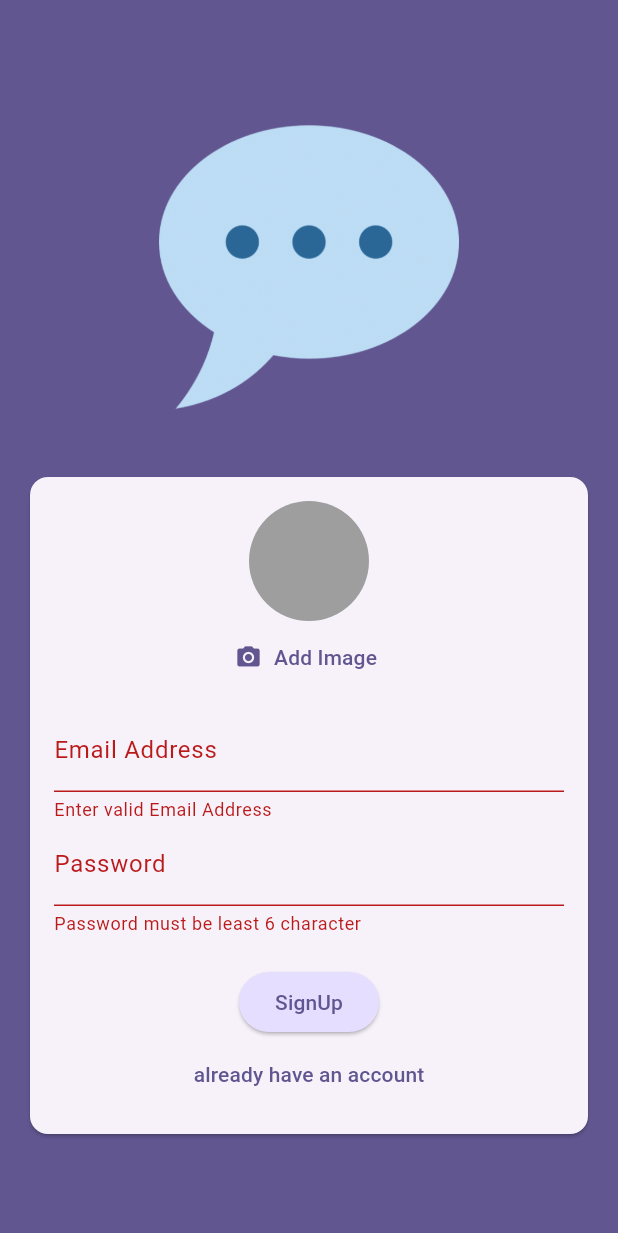
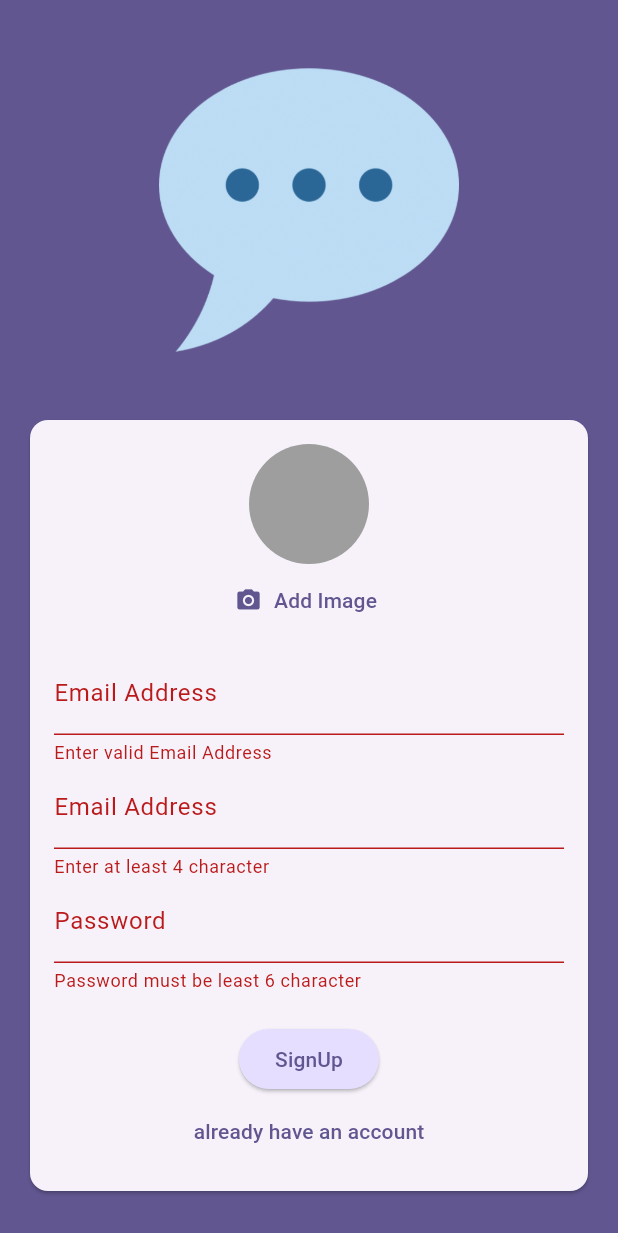
Before and after one commit to noob-Coder-Harsh/chat_App, a Flutter app: the screen it shows after launch, after a tap on "Login", after a tap on "Create an account", after a tap on "SignUp", on a phone screen of 412 x 824 dp. Shown: the top 1233 px of the screen. Run offline on Flutter 3.47's test engine with Material 3 defaults, Android fonts, the phone set to English and light mode, and no system bars; our stand-ins replace cloud_firestore, firebase_auth, firebase_core, firebase_storage, image_picker; accounts and stored records are empty.

Commit message:
first commit

```diff
--- a/lib/main.dart
+++ b/lib/main.dart
@@ -22,7 +22,7 @@ class App extends StatelessWidget {
     return MaterialApp(
       title: 'FlutterChat',
       theme: ThemeData().copyWith(
-        useMaterial3: true,
+        // useMaterial3: true,
         colorScheme: ColorScheme.fromSeed(
             seedColor: const Color.fromARGB(255, 63, 17, 177)),
       ),
--- a/lib/screens/auth_screen.dart
+++ b/lib/screens/auth_screen.dart
@@ -1,6 +1,7 @@
 import 'dart:io';
 
 import 'package:chat_app/widgets/user_image_picker.dart';
+import 'package:cloud_firestore/cloud_firestore.dart';
 import 'package:firebase_storage/firebase_storage.dart';
 import 'package:flutter/material.dart';
 
@@ -20,6 +21,7 @@ class _AuthScreenState extends State<AuthScreen> {
   var _isAuthenticating = false;
   final _form = GlobalKey<FormState>();
   var _enteredEmail = '';
+  var _enteredUsername = '';
   var _enteredPassword = '';
   File? _pickedImage;
 
@@ -42,6 +44,12 @@ class _AuthScreenState extends State<AuthScreen> {
        final storageRef = FirebaseStorage.instance.ref().child('user_images').child('${userCredentials.user?.uid}.jpg');
         await storageRef.putFile(_pickedImage!);
         final imageUrl = await storageRef.getDownloadURL();
+
+       await FirebaseFirestore.instance.collection('user').doc(userCredentials.user!.uid).set({
+          'username': _enteredUsername,
+          'email': _enteredEmail,
+          'image_url' : imageUrl
+        });
       }
     } on FirebaseAuthException catch (error) {
       if (error.code == 'email-already-in-use') {}
@@ -96,6 +104,23 @@ class _AuthScreenState extends State<AuthScreen> {
                             _enteredEmail = value!;
                           },
                         ),
+                        if(!_isLogin)
+                        TextFormField(
+                          decoration:
+                          const InputDecoration(labelText: 'Email Address'),
+                          autocorrect: false,
+                          textCapitalization: TextCapitalization.none,
+                          validator: (value) {
+                            if (value == null || value.trim().length<4) {
+                              return 'Enter at least 4 character';
+                            }
+                            return null;
+                          },
+                          onSaved: (value) {
+                            _enteredUsername = value!;
+                          },
+                        ),
+
                         TextFormField(
                           decoration: const InputDecoration(
                             labelText: 'Password',
--- a/pubspec.yaml
+++ b/pubspec.yaml
@@ -39,6 +39,7 @@ dependencies:
   firebase_auth: ^4.17.4
   firebase_storage: ^11.6.6
   image_picker: ^1.0.7
+  cloud_firestore: ^4.15.6
 
 dev_dependencies:
   flutter_test:
```
Also changed, not shown: lib/screens/chat_screen.dart (+8 -1 lines), lib/widgets/chat_messages.dart (added, +33 -0 lines), lib/widgets/new_messages.dart (added, +56 -0 lines), pubspec.lock, 4 other files.
